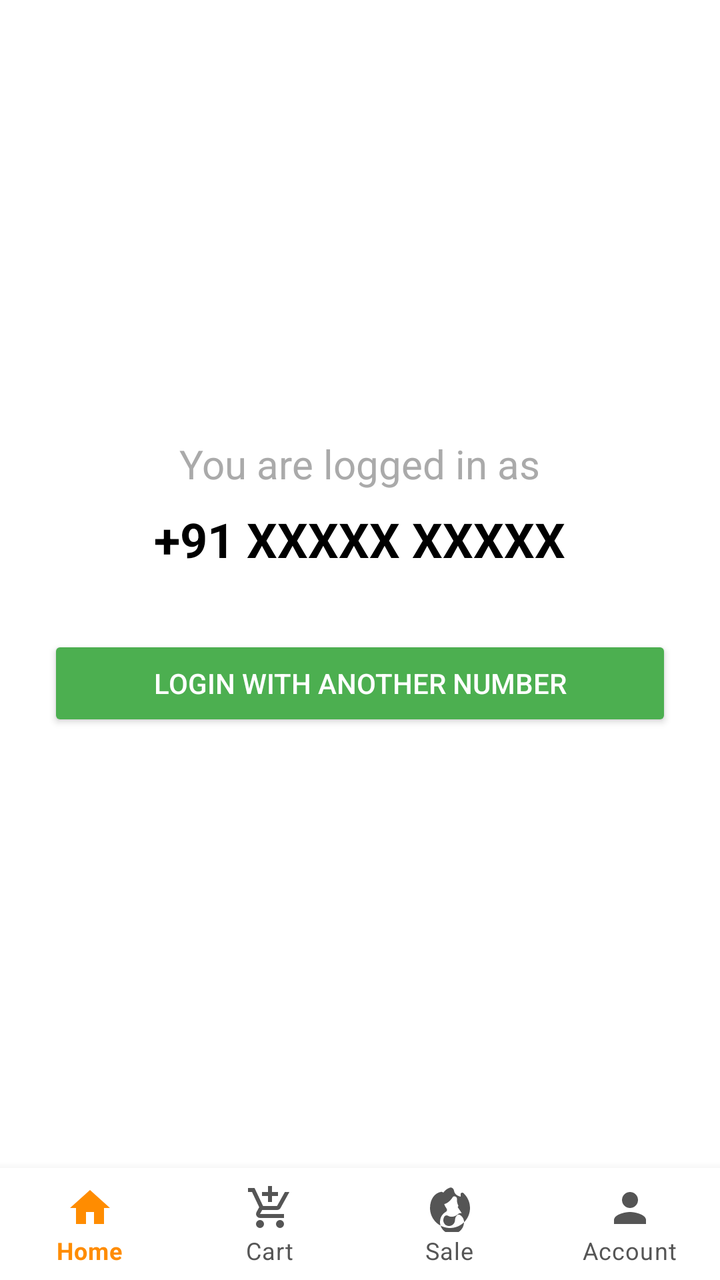
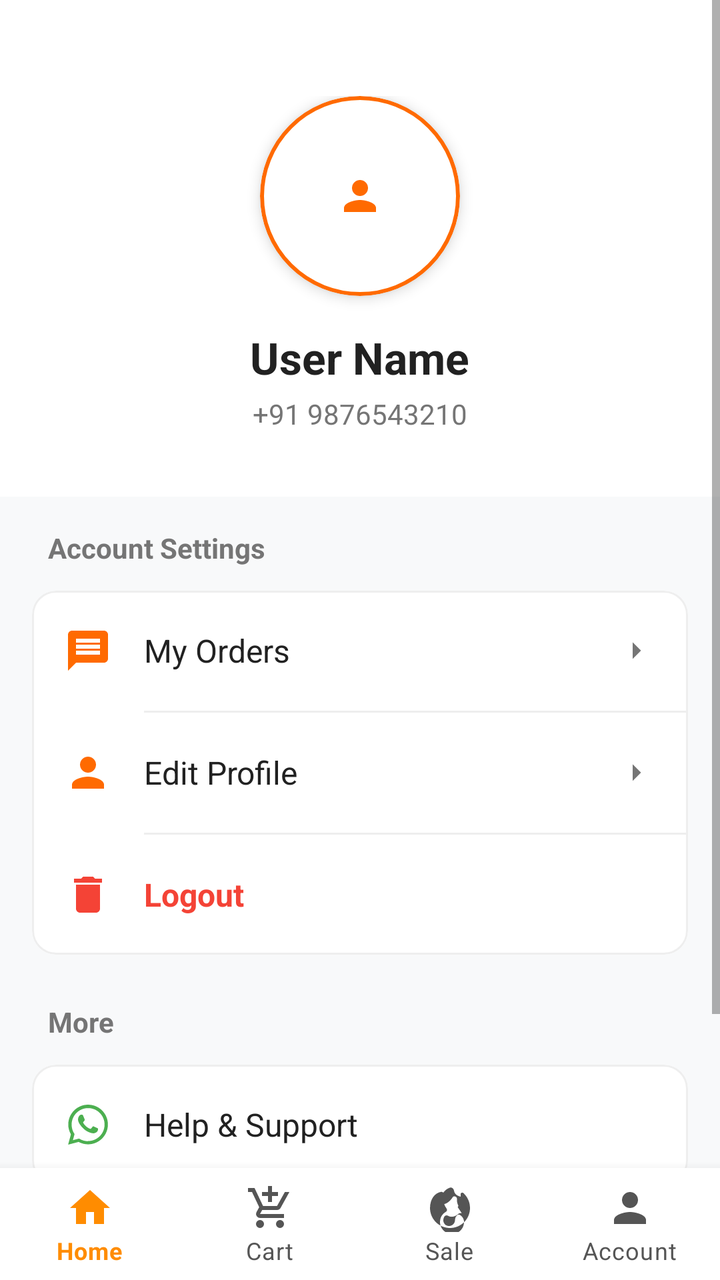

An Android layout rendered at two revisions. The XML below is the earlier revision; the diff shows what the commit changed to produce the second picture.
<!-- AndroidManifest.xml: application theme Theme.BulkAgrochem -->
<!-- res/layout/activity_profile.xml -->
<?xml version="1.0" encoding="utf-8"?>
<LinearLayout xmlns:android="http://schemas.android.com/apk/res/android"
    android:layout_width="match_parent"
    android:layout_height="match_parent"
    android:orientation="vertical"
    android:background="@android:color/white">

    <LinearLayout
        android:layout_width="match_parent"
        android:layout_height="0dp"
        android:layout_weight="1"
        android:orientation="vertical"
        android:gravity="center"
        android:padding="24dp">

        <TextView
            android:layout_width="wrap_content"
            android:layout_height="wrap_content"
            android:text="You are logged in as"
            android:textSize="20sp"
            android:textColor="@android:color/darker_gray"/>

        <TextView
            android:id="@+id/tvLoggedInNumber"
            android:layout_width="wrap_content"
            android:layout_height="wrap_content"
            android:text="+91 XXXXX XXXXX"
            android:textSize="24sp"
            android:textStyle="bold"
            android:textColor="@android:color/black"
            android:layout_marginTop="8dp"/>

        <Button
            android:id="@+id/btnLogout"
            android:layout_width="match_parent"
            android:layout_height="wrap_content"
            android:text="Login with another number"
            android:layout_marginTop="32dp"
            android:backgroundTint="@color/green"
            android:textColor="@android:color/white"/>

    </LinearLayout>

    <include layout="@layout/layout_bottom_nav" />

</LinearLayout>
<!-- res/layout/layout_bottom_nav.xml (included above) -->
<?xml version="1.0" encoding="utf-8"?>
<com.google.android.material.bottomnavigation.BottomNavigationView
    xmlns:android="http://schemas.android.com/apk/res/android"
    xmlns:app="http://schemas.android.com/apk/res-auto"
    android:id="@+id/bottom_navigation"
    android:layout_width="match_parent"
    android:layout_height="wrap_content"
    android:background="@android:color/white"
    app:menu="@menu/bottom_nav_menu"
    app:labelVisibilityMode="labeled"
    app:itemIconTint="@color/bottom_nav_colors"
    app:itemTextColor="@color/bottom_nav_colors"
    app:elevation="8dp" />
<!-- resources referenced by this layout -->
<resources>
  <color name="green">#4CAF50</color>
  <style name="Theme.BulkAgrochem" parent="Base.Theme.BulkAgrochem" />
  <color name="colorPrimary">@color/orange_brand</color>
  <color name="colorPrimaryDark">@color/black</color>
  <color name="colorOnPrimary">@color/white</color>
  <color name="orange_brand">#FF6A00</color>
  <color name="black">#FF000000</color>
  <color name="white">#FFFFFFFF</color>
  <!-- unchanged entries left out for length: 1 -->
</resources>

<!-- the commit's change to res/layout/activity_profile.xml (unified diff, before → after) -->
@@ -1,45 +1,276 @@
 <?xml version="1.0" encoding="utf-8"?>
 <LinearLayout xmlns:android="http://schemas.android.com/apk/res/android"
+    xmlns:app="http://schemas.android.com/apk/res-auto"
     android:layout_width="match_parent"
     android:layout_height="match_parent"
     android:orientation="vertical"
-    android:background="@android:color/white">
-
-    <LinearLayout
+    android:background="@color/static_bg">
+
+    <ScrollView
         android:layout_width="match_parent"
         android:layout_height="0dp"
         android:layout_weight="1"
-        android:orientation="vertical"
-        android:gravity="center"
-        android:padding="24dp">
-
-        <TextView
-            android:layout_width="wrap_content"
-            android:layout_height="wrap_content"
-            android:text="You are logged in as"
-            android:textSize="20sp"
-            android:textColor="@android:color/darker_gray"/>
-
-        <TextView
-            android:id="@+id/tvLoggedInNumber"
-            android:layout_width="wrap_content"
-            android:layout_height="wrap_content"
-            android:text="+91 XXXXX XXXXX"
-            android:textSize="24sp"
-            android:textStyle="bold"
-            android:textColor="@android:color/black"
-            android:layout_marginTop="8dp"/>
-
-        <Button
-            android:id="@+id/btnLogout"
+        android:overScrollMode="never">
+
+        <LinearLayout
             android:layout_width="match_parent"
             android:layout_height="wrap_content"
-            android:text="Login with another number"
-            android:layout_marginTop="32dp"
-            android:backgroundTint="@color/green"
-            android:textColor="@android:color/white"/>
-
-    </LinearLayout>
+            android:background="@color/static_bg"
+            android:orientation="vertical">
+
+            
+            <LinearLayout
+                android:layout_width="match_parent"
+                android:layout_height="wrap_content"
+                android:background="@color/static_white"
+                android:gravity="center"
+                android:paddingTop="48dp"
+                android:paddingBottom="32dp"
+                android:orientation="vertical">
+
+                <com.google.android.material.card.MaterialCardView
+                    android:layout_width="100dp"
+                    android:layout_height="100dp"
+                    app:cardCornerRadius="50dp"
+                    app:cardElevation="4dp"
+                    app:strokeWidth="2dp"
+                    app:strokeColor="@color/orange_brand"
+                    app:cardBackgroundColor="@color/static_white">
+
+                    <ImageView
+                        android:id="@+id/ivProfileImage"
+                        android:layout_width="match_parent"
+                        android:layout_height="match_parent"
+                        android:src="@drawable/ic_profile"
+                        android:padding="20dp"
+                        android:scaleType="centerInside"
+                        app:tint="@color/orange_brand" />
+                </com.google.android.material.card.MaterialCardView>
+
+                <TextView
+                    android:id="@+id/tvUserName"
+                    android:layout_width="wrap_content"
+                    android:layout_height="wrap_content"
+                    android:text="User Name"
+                    android:textSize="22sp"
+                    android:textStyle="bold"
+                    android:textColor="@color/static_text"
+                    android:layout_marginTop="16dp"/>
+
+                <TextView
+                    android:id="@+id/tvLoggedInNumber"
+                    android:layout_width="wrap_content"
+                    android:layout_height="wrap_content"
+                    android:text="+91 9876543210"
+                    android:textSize="14sp"
+                    android:textColor="@color/static_text_sec"
+                    android:layout_marginTop="4dp"/>
+            </LinearLayout>
+
+            
+            <LinearLayout
+                android:layout_width="match_parent"
+                android:layout_height="wrap_content"
+                android:orientation="vertical"
+                android:padding="16dp">
+
+                <TextView
+                    android:layout_width="wrap_content"
+                    android:layout_height="wrap_content"
+                    android:text="Account Settings"
+                    android:textSize="14sp"
+                    android:textStyle="bold"
+                    android:textColor="@color/static_text_sec"
+                    android:layout_marginBottom="12dp"
+                    android:layout_marginStart="8dp"/>
+
+                <com.google.android.material.card.MaterialCardView
+                    android:layout_width="match_parent"
+                    android:layout_height="wrap_content"
+                    app:cardCornerRadius="12dp"
+                    app:cardElevation="0dp"
+                    app:strokeWidth="1dp"
+                    app:strokeColor="@color/static_divider"
+                    app:cardBackgroundColor="@color/static_white">
+
+                    <LinearLayout
+                        android:layout_width="match_parent"
+                        android:layout_height="wrap_content"
+                        android:orientation="vertical">
+
+                        
+                        <LinearLayout
+                            android:id="@+id/btnMyOrders"
+                            android:layout_width="match_parent"
+                            android:layout_height="60dp"
+                            android:gravity="center_vertical"
+                            android:paddingStart="16dp"
+                            android:paddingEnd="16dp"
+                            android:background="?attr/selectableItemBackground"
+                            android:clickable="true"
+                            android:focusable="true">
+                            <ImageView
+                                android:layout_width="24dp"
+                                android:layout_height="24dp"
+                                android:src="@drawable/ic_latest"
+                                app:tint="@color/orange_brand"/>
+                            <TextView
+                                android:layout_width="0dp"
+                                android:layout_height="wrap_content"
+                                android:layout_weight="1"
+                                android:text="My Orders"
+                                android:textSize="16sp"
+                                android:textColor="@color/static_text"
+                                android:layout_marginStart="16dp"/>
+                            <ImageView
+                                android:layout_width="20dp"
+                                android:layout_height="20dp"
+                                android:src="@drawable/ic_arrow_drop_down"
+                                android:rotation="-90"
+                                app:tint="@color/static_text_sec"/>
+                        </LinearLayout>
+
+                        <View
+                            android:layout_width="match_parent"
+                            android:layout_height="1dp"
+                            android:background="@color/static_divider"
+                            android:layout_marginStart="56dp"/>
+
+                        
+                        <LinearLayout
+                            android:id="@+id/btnEditProfile"
+                            android:layout_width="match_parent"
+                            android:layout_height="60dp"
+                            android:gravity="center_vertical"
+                            android:paddingStart="16dp"
+                            android:paddingEnd="16dp"
+                            android:background="?attr/selectableItemBackground"
+                            android:clickable="true"
+                            android:focusable="true">
+                            <ImageView
+                                android:layout_width="24dp"
+                                android:layout_height="24dp"
+                                android:src="@drawable/ic_profile"
+                                app:tint="@color/orange_brand"/>
+                            <TextView
+                                android:layout_width="0dp"
+                                android:layout_height="wrap_content"
+                                android:layout_weight="1"
+                                android:text="Edit Profile"
+                                android:textSize="16sp"
+                                android:textColor="@color/static_text"
+                                android:layout_marginStart="16dp"/>
+                            <ImageView
+                                android:layout_width="20dp"
+                                android:layout_height="20dp"
+                                android:src="@drawable/ic_arrow_drop_down"
+                                android:rotation="-90"
+                                app:tint="@color/static_text_sec"/>
+                        </LinearLayout>
+
+                        <View
+                            android:layout_width="match_parent"
+                            android:layout_height="1dp"
+                            android:background="@color/static_divider"
+                            android:layout_marginStart="56dp"/>
+
+                        
+                        <LinearLayout
+                            android:id="@+id/btnLogout"
+                            android:layout_width="match_parent"
+                            android:layout_height="60dp"
+                            android:gravity="center_vertical"
+                            android:paddingStart="16dp"
+                            android:paddingEnd="16dp"
+                            android:background="?attr/selectableItemBackground"
+                            android:clickable="true"
+                            android:focusable="true">
+                            <ImageView
+                                android:layout_width="24dp"
+                                android:layout_height="24dp"
+                                android:src="@drawable/ic_delete"
+                                app:tint="#F44336"/>
+                            <TextView
+                                android:layout_width="0dp"
+                                android:layout_height="wrap_content"
+                                android:layout_weight="1"
+                                android:text="Logout"
+                                android:textSize="16sp"
+                                android:textStyle="bold"
+                                android:textColor="#F44336"
+                                android:layout_marginStart="16dp"/>
+                        </LinearLayout>
+
+                    </LinearLayout>
+                </com.google.android.material.card.MaterialCardView>
+
+                
+                <TextView
+                    android:layout_width="wrap_content"
+                    android:layout_height="wrap_content"
+                    android:text="More"
+                    android:textSize="14sp"
+                    android:textStyle="bold"
+                    android:textColor="@color/static_text_sec"
+                    android:layout_marginTop="24dp"
+                    android:layout_marginBottom="12dp"
+                    android:layout_marginStart="8dp"/>
+
+                <com.google.android.material.card.MaterialCardView
+                    android:layout_width="match_parent"
+                    android:layout_height="wrap_content"
+                    app:cardCornerRadius="12dp"
+                    app:cardElevation="0dp"
+                    app:strokeWidth="1dp"
+                    app:strokeColor="@color/static_divider"
+                    app:cardBackgroundColor="@color/static_white">
+
+                    <LinearLayout
+                        android:layout_width="match_parent"
+                        android:layout_height="wrap_content"
+                        android:orientation="vertical">
+
+                        <LinearLayout
+                            android:id="@+id/btnHelpSupport"
+                            android:layout_width="match_parent"
+                            android:layout_height="60dp"
+                            android:gravity="center_vertical"
+                            android:paddingStart="16dp"
+                            android:paddingEnd="16dp"
+                            android:background="?attr/selectableItemBackground"
+                            android:clickable="true"
+                            android:focusable="true">
+                            <ImageView
+                                android:layout_width="24dp"
+                                android:layout_height="24dp"
+                                android:src="@drawable/ic_whatsapp"
+                                app:tint="@color/green" />
+                            <TextView
+                                android:layout_width="0dp"
+                                android:layout_height="wrap_content"
+                                android:layout_weight="1"
+                                android:text="Help &amp; Support"
+                                android:textSize="16sp"
+                                android:textColor="@color/static_text"
+                                android:layout_marginStart="16dp"/>
+                        </LinearLayout>
+                    </LinearLayout>
+                </com.google.android.material.card.MaterialCardView>
+
+            </LinearLayout>
+
+            <TextView
+                android:layout_width="match_parent"
+                android:layout_height="wrap_content"
+                android:text="Version 1.0.0"
+                android:textAlignment="center"
+                android:textColor="@color/static_text_sec"
+                android:textSize="12sp"
+                android:layout_marginTop="16dp"
+                android:layout_marginBottom="32dp"/>
+
+        </LinearLayout>
+    </ScrollView>
 
     <include layout="@layout/layout_bottom_nav" />
 
<!-- resource entries referenced after the edit -->
@@ -6,6 +6,66 @@
   <color name="colorPrimaryDark">@color/black</color>
   <color name="colorOnPrimary">@color/white</color>
   <color name="orange_brand">#FF6A00</color>
+  <color name="static_bg">#F8F9FA</color>
+  <color name="static_divider">#EEEEEE</color>
+  <color name="static_text">#212121</color>
+  <color name="static_text_sec">#757575</color>
+  <color name="static_white">#FFFFFF</color>
+  <!-- drawable ic_arrow_drop_down (drawable) -->
+  <vector xmlns:android="http://schemas.android.com/apk/res/android"
+      android:width="24dp"
+      android:height="24dp"
+      android:viewportWidth="24"
+      android:viewportHeight="24"
+      android:tint="?attr/colorControlNormal">
+    <path
+        android:fillColor="@android:color/white"
+        android:pathData="M7,10l5,5 5,-5z"/>
+  </vector>
+  <!-- drawable ic_delete (drawable) -->
+  <vector xmlns:android="http://schemas.android.com/apk/res/android"
+      android:width="24dp"
+      android:height="24dp"
+      android:viewportWidth="24"
+      android:viewportHeight="24"
+      android:tint="#FF0000">
+    <path
+        android:fillColor="@android:color/white"
+        android:pathData="M6,19c0,1.1 0.9,2 2,2h8c1.1,0 2,-0.9 2,-2V7H6v12zM19,4h-3.5l-1,-1h-5l-1,1H5v2h14V4z"/>
+  </vector>
+  <!-- drawable ic_latest (drawable) -->
+  <vector xmlns:android="http://schemas.android.com/apk/res/android"
+      android:width="24dp"
+      android:height="24dp"
+      android:viewportWidth="24"
+      android:viewportHeight="24"
+      android:tint="?attr/colorControlNormal">
+    <path
+        android:fillColor="@android:color/white"
+        android:pathData="M20,2H4c-1.1,0 -1.99,0.9 -1.99,2L2,22l4,-4h14c1.1,0 2,-0.9 2,-2V4c0,-1.1 -0.9,-2 -2,-2zm-2,12H6v-2h12v2zm0,-3H6V9h12v2zm0,-3H6V6h12v2z"/>
+  </vector>
+  <!-- drawable ic_profile (drawable) -->
+  <?xml version="1.0" encoding="utf-8"?>
+  <vector xmlns:android="http://schemas.android.com/apk/res/android"
+      android:width="24dp"
+      android:height="24dp"
+      android:viewportWidth="24"
+      android:viewportHeight="24">
+  
+      <path
+          android:fillColor="@android:color/black"
+          android:pathData="M12,12c2.21,0 4,-1.79 4,-4s-1.79,-4 -4,-4 -4,1.79 -4,4 1.79,4 4,4zM12,14c-2.67,0 -8,1.34 -8,4v2h16v-2c0,-2.66 -5.33,-4 -8,-4z" />
+  </vector>
+  <!-- drawable ic_whatsapp (drawable) -->
+  <vector xmlns:android="http://schemas.android.com/apk/res/android"
+      android:width="24dp"
+      android:height="24dp"
+      android:viewportWidth="24"
+      android:viewportHeight="24">
+      <path
+          android:fillColor="#FFFFFF"
+          android:pathData="M12.04,2c-5.46,0 -9.91,4.45 -9.91,9.91c0,1.75 0.46,3.45 1.32,4.95L2.05,22l5.25,-1.38c1.45,0.79 3.08,1.21 4.74,1.21c5.46,0 9.91,-4.45 9.91,-9.91c0,-2.65 -1.03,-5.14 -2.9,-7.01c-1.87,-1.87 -4.36,-2.9 -7.01,-2.9zM12.04,20.27c-1.48,0 -2.93,-0.4 -4.19,-1.15l-0.3,-0.18l-3.11,0.82l0.83,-3.04l-0.2,-0.32c-0.83,-1.32 -1.26,-2.86 -1.26,-4.45c0,-4.54 3.7,-8.24 8.24,-8.24c2.2,0 4.27,0.86 5.82,2.42c1.56,1.56 2.41,3.63 2.41,5.82c0,4.54 -3.7,8.24 -8.24,8.24zM16.55,13.7c-0.25,-0.12 -1.47,-0.73 -1.69,-0.81c-0.23,-0.08 -0.39,-0.12 -0.56,0.12c-0.17,0.25 -0.64,0.81 -0.78,0.97c-0.14,0.17 -0.29,0.19 -0.54,0.06c-0.25,-0.12 -1.05,-0.39 -1.99,-1.23c-0.74,-0.66 -1.23,-1.47 -1.38,-1.72c-0.14,-0.25 -0.02,-0.38 0.11,-0.51c0.11,-0.11 0.25,-0.29 0.37,-0.43c0.12,-0.14 0.17,-0.25 0.25,-0.41c0.08,-0.17 0.04,-0.31 -0.02,-0.43c-0.06,-0.12 -0.56,-1.34 -0.76,-1.84c-0.2,-0.48 -0.4,-0.42 -0.56,-0.43c-0.14,0 -0.31,-0.01 -0.47,-0.01c-0.17,0 -0.43,0.06 -0.66,0.31c-0.23,0.25 -0.86,0.84 -0.86,2.05c0,1.21 0.88,2.39 1,2.56c0.12,0.17 1.73,2.64 4.2,3.7c0.59,0.25 1.05,0.4 1.41,0.51c0.59,0.19 1.13,0.16 1.56,0.1c0.48,-0.07 1.47,-0.6 1.67,-1.18c0.21,-0.58 0.21,-1.07 0.14,-1.18c-0.07,-0.1 -0.25,-0.17 -0.5,-0.29z" />
+  </vector>
   <color name="black">#FF000000</color>
   <color name="white">#FFFFFFFF</color>
   <!-- unchanged entries left out for length: 1 -->
